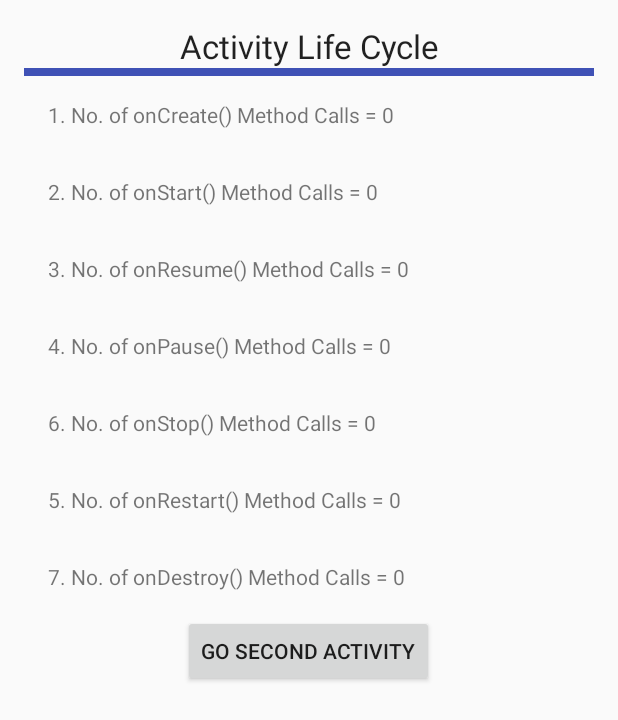
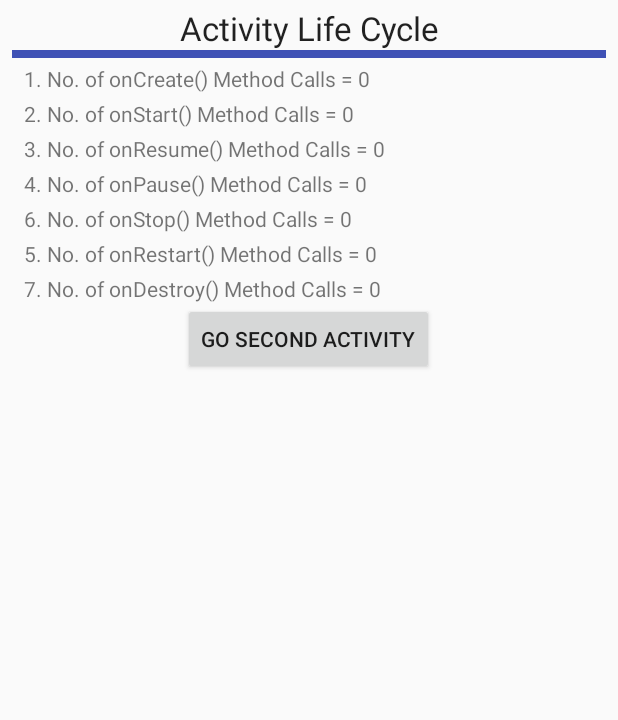
Before and after one commit to abdulla-alali/CMPS312_Lab_HW, an Android app: the screen it shows after launch (MainActivity), on a phone screen of 412 x 824 dp. Shown: the top 720 px of the screen. Run offline under Robolectric (Android 15) with nearby library versions, the phone set to English and light mode, and no system bars.

Commit message:
HW2: Fix margins so landscape mode works on NexusOne (low res)

```diff
--- a/HomeWork2/app/src/main/res/layout/activity_main.xml
+++ b/HomeWork2/app/src/main/res/layout/activity_main.xml
@@ -27,29 +27,33 @@
     <TextView
         android:id="@+id/onCreateTv"
         android:layout_width="wrap_content"
+        android:paddingStart="@dimen/activity_horizontal_margin"
+        android:text="onCreate() Calls : "
         android:layout_height="wrap_content"
-        android:padding="@dimen/activity_horizontal_margin"
-        android:text="onCreate() Calls : " />
+        android:paddingTop="@dimen/activity_vertical_margin"/>
 
     <TextView
         android:id="@+id/onStartTv"
         android:layout_width="wrap_content"
         android:layout_height="wrap_content"
-        android:padding="@dimen/activity_horizontal_margin"
-        android:text="onStart() Calls : " />
+        android:paddingStart="@dimen/activity_horizontal_margin"
+        android:text="onStart() Calls : "
+        android:paddingTop="@dimen/activity_vertical_margin"/>
 
     <TextView
         android:id="@+id/onResumeTv"
         android:layout_width="wrap_content"
         android:layout_height="wrap_content"
-        android:padding="@dimen/activity_horizontal_margin"
+        android:paddingStart="@dimen/activity_horizontal_margin"
+        android:paddingTop="@dimen/activity_vertical_margin"
         android:text="onResume() Calls : " />
 
     <TextView
         android:id="@+id/onPauseTv"
         android:layout_width="wrap_content"
         android:layout_height="wrap_content"
-        android:padding="@dimen/activity_horizontal_margin"
+        android:paddingStart="@dimen/activity_horizontal_margin"
+        android:paddingTop="@dimen/activity_vertical_margin"
         android:text="onPause() Calls : "  />
 
 
@@ -57,14 +61,16 @@
         android:id="@+id/onStopTv"
         android:layout_width="wrap_content"
         android:layout_height="wrap_content"
-        android:padding="@dimen/activity_horizontal_margin"
+        android:paddingStart="@dimen/activity_horizontal_margin"
+        android:paddingTop="@dimen/activity_vertical_margin"
         android:text="onStop() Calls : "  />
 
     <TextView
         android:id="@+id/onRestartTv"
         android:layout_width="wrap_content"
         android:layout_height="wrap_content"
-        android:padding="@dimen/activity_horizontal_margin"
+        android:paddingStart="@dimen/activity_horizontal_margin"
+        android:paddingTop="@dimen/activity_vertical_margin"
         android:text="onRestart() Calls : "  />
 
 
@@ -73,7 +79,8 @@
         android:id="@+id/onDestroyTv"
         android:layout_width="wrap_content"
         android:layout_height="wrap_content"
-        android:padding="@dimen/activity_horizontal_margin"
+        android:paddingStart="@dimen/activity_horizontal_margin"
+        android:paddingTop="@dimen/activity_vertical_margin"
         android:text="onDestroy() Calls : " />
 
     <Button
--- a/HomeWork2/app/src/main/res/values/dimens.xml
+++ b/HomeWork2/app/src/main/res/values/dimens.xml
@@ -1,5 +1,5 @@
 <resources>
     <!-- Default screen margins, per the Android Design guidelines. -->
-    <dimen name="activity_horizontal_margin">16dp</dimen>
-    <dimen name="activity_vertical_margin">16dp</dimen>
+    <dimen name="activity_horizontal_margin">8dp</dimen>
+    <dimen name="activity_vertical_margin">4dp</dimen>
 </resources>
```
